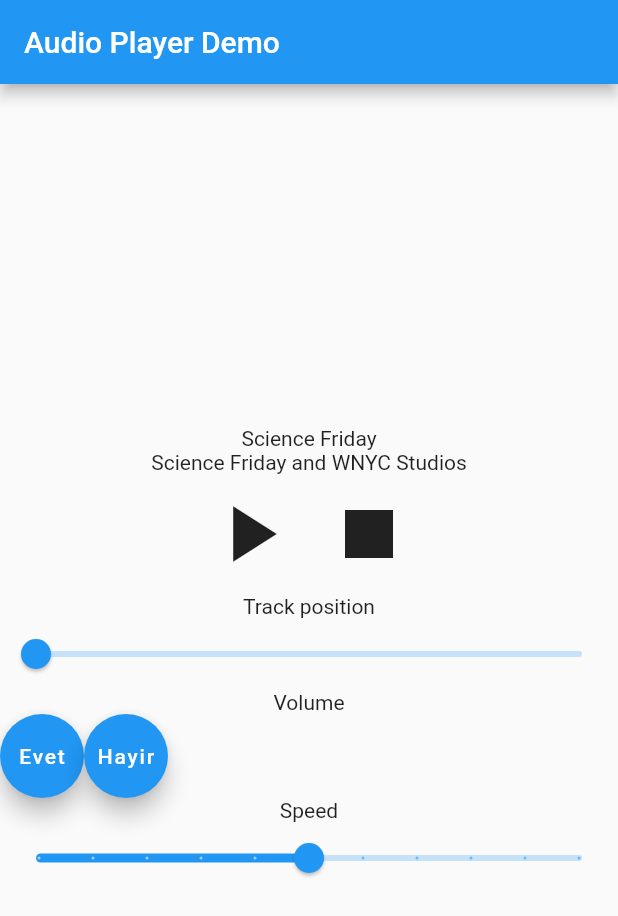
After one commit to kubilaycakmak/dikotik_app, a Flutter app: the screen it shows after launch, after a tap on "AUDIOMETRY", on a phone screen of 412 x 824 dp. The commit adds this screen. Shown: the top 916 px of the screen. Run offline on Flutter 3.47's test engine with Material 2 defaults, Android fonts, the phone set to English and light mode, and no system bars; our stand-ins replace bloc, equatable, flutter_bloc, just_audio, rxdart, wave; missing offline and left inert: volume.

Commit message:
second part

```diff
--- /dev/null
+++ b/lib/pages/audiometry_page.dart
@@ -0,0 +1,320 @@
+import 'package:flutter/material.dart';
+import 'package:just_audio/just_audio.dart';
+import 'package:rxdart/subjects.dart';
+
+class AudiometryPage extends StatefulWidget {
+  @override
+  _AudiometryPageState createState() => _AudiometryPageState();
+}
+
+class _AudiometryPageState extends State<AudiometryPage> {
+  final _volumeSubject = BehaviorSubject.seeded(1.0);
+  final _speedSubject = BehaviorSubject.seeded(1.0);
+  AudioPlayer _player;
+  int currentVolume = 50;
+
+  @override
+  void initState() {
+    super.initState();
+    _player = AudioPlayer();
+    _player.setAsset("assets/audiometry/250hz.wav").catchError((error) {
+      // catch audio error ex: 404 url, wrong url ...
+      print(error);
+    });
+  }
+
+  @override
+  void dispose() {
+    _player.dispose();
+    super.dispose();
+  }
+
+  @override
+  Widget build(BuildContext context) {
+    return MaterialApp(
+      home: Scaffold(
+        appBar: AppBar(
+          title: const Text('Audio Player Demo'),
+        ),
+        body: Center(
+          child: Column(
+            crossAxisAlignment: CrossAxisAlignment.center,
+            mainAxisAlignment: MainAxisAlignment.center,
+            children: [
+              Text("Science Friday"),
+              Text("Science Friday and WNYC Studios"),
+              StreamBuilder<FullAudioPlaybackState>(
+                stream: _player.fullPlaybackStateStream,
+                builder: (context, snapshot) {
+                  final fullState = snapshot.data;
+                  final state = fullState?.state;
+                  final buffering = fullState?.buffering;
+                  return Row(
+                    mainAxisSize: MainAxisSize.min,
+                    children: [
+                      if (state == AudioPlaybackState.connecting ||
+                          buffering == true)
+                        Container(
+                          margin: EdgeInsets.all(8.0),
+                          width: 64.0,
+                          height: 64.0,
+                          child: CircularProgressIndicator(),
+                        )
+                      else if (state == AudioPlaybackState.playing)
+                        IconButton(
+                          icon: Icon(Icons.pause),
+                          iconSize: 64.0,
+                          onPressed: _player.pause,
+                        )
+                      else
+                        IconButton(
+                          icon: Icon(Icons.play_arrow),
+                          iconSize: 64.0,
+                          onPressed: _player.play,
+                        ),
+                      IconButton(
+                        icon: Icon(Icons.stop),
+                        iconSize: 64.0,
+                        onPressed: state == AudioPlaybackState.stopped ||
+                                state == AudioPlaybackState.none
+                            ? null
+                            : _player.stop,
+                      ),
+                    ],
+                  );
+                },
+              ),
+              Text("Track position"),
+              StreamBuilder<Duration>(
+                stream: _player.durationStream,
+                builder: (context, snapshot) {
+                  final duration = snapshot.data ?? Duration.zero;
+                  return StreamBuilder<Duration>(
+                    stream: _player.getPositionStream(),
+                    builder: (context, snapshot) {
+                      var position = snapshot.data ?? Duration.zero;
+                      if (position > duration) {
+                        position = duration;
+                      }
+                      return SeekBar(
+                        duration: duration,
+                        position: position,
+                        onChangeEnd: (newPosition) {
+                          _player.seek(newPosition);
+                        },
+                      );
+                    },
+                  );
+                },
+              ),
+              Text("Volume"),
+              StreamBuilder<double>(
+                  stream: _volumeSubject.stream,
+                  builder: (context, snapshot) => Row(
+                        children: [
+                          FloatingActionButton(
+                              onPressed: () {
+                                setState(() {
+                                  if (currentVolume <= 0) {
+                                    currentVolume = 0;
+                                  } else {
+                                    currentVolume = currentVolume - 10;
+                                  }
+                                  print(currentVolume);
+                                });
+                                _volumeSubject.add(currentVolume.toDouble());
+                                _player.setVolume(currentVolume.toDouble());
+                              },
+                              child: Text('Evet')),
+                          FloatingActionButton(
+                              heroTag: 'hayir',
+                              onPressed: () {
+                                setState(() {
+                                  if (currentVolume > 100) {
+                                    currentVolume = 100;
+                                  } else {
+                                    currentVolume = currentVolume + 10;
+                                  }
+
+                                  print(currentVolume);
+                                });
+                                _volumeSubject.add(currentVolume.toDouble());
+                                _player.setVolume(currentVolume.toDouble());
+                              },
+                              child: Text('Hayir'))
+                        ],
+                      )),
+
+              // Slider(
+              //     divisions: 20,
+              //     min: 0.0,
+              //     max: 2.0,
+              //     value: snapshot.data ?? 1.0,
+              //     onChanged: (value) {
+              //       _volumeSubject.add(value);
+              //       _player.setVolume(value);
+              //     },
+              //   ),
+              Text("Speed"),
+              StreamBuilder<double>(
+                stream: _speedSubject.stream,
+                builder: (context, snapshot) => Slider(
+                  divisions: 10,
+                  min: 0.5,
+                  max: 1.5,
+                  value: snapshot.data ?? 1.0,
+                  onChanged: (value) {
+                    _speedSubject.add(value);
+                    _player.setSpeed(value);
+                  },
+                ),
+              ),
+            ],
+          ),
+        ),
+      ),
+    );
+  }
+}
+
+// class AudiometryPage extends StatefulWidget {
+//   @override
+//   _AudiometryPageState createState() => _AudiometryPageState();
+// }
+
+// class _AudiometryPageState extends State<AudiometryPage> {
+//   AudioManager audioManager;
+//   int maxVol, currentVol;
+
+//   @override
+//   void initState() {
+//     currentVol = 90;
+//     super.initState();
+//     initPlatformState();
+//     audioPlayer.setAsset("assets/sound/woman/wtestSound.mp3");
+//     updateVolumes();
+//   }
+
+//   @override
+//   void dispose() {
+//     audioPlayer.stop();
+//     super.dispose();
+//   }
+
+//   AudioPlayer audioPlayer = AudioPlayer();
+
+//   Future loadWomanSound() async {
+//     // advancedPlayerWoman = await AudioCache().play("sound/$sex/$name.mp3");
+//     audioPlayer.setAsset("assets/audiometry/1Khz90db10sn.wav");
+//   }
+
+//   Future loadManSound() async {
+//     // advancedPlayerWoman = await AudioCache().play("sound/$sex/$name.mp3");
+//     audioPlayer.setAsset("assets/sound/man/mtestSound.mp3");
+//   }
+
+//   Future<void> initPlatformState() async {
+//     await Volume.controlVolume(AudioManager.STREAM_MUSIC);
+//   }
+
+//   updateVolumes() async {
+//     // get Max Volume
+//     maxVol = await Volume.getMaxVol;
+//     // get Current Volume
+//     currentVol = await Volume.getVol;
+//     setState(() {});
+//   }
+
+//   setVol(int i) async {
+//     await Volume.setVol(i);
+//   }
+
+//   @override
+//   Widget build(BuildContext context) {
+//     return Scaffold(
+//       body: Stack(
+//         children: [
+//           Background(),
+//           _buildBody(),
+//         ],
+//       ),
+//     );
+//   }
+
+//   Widget _buildBody() {
+//     return Container(
+//       child: ListView(
+//         children: [
+//           Padding(
+//             padding: const EdgeInsets.all(20.0),
+//             child: Text(
+//               'Audiometry',
+//               style: titleText,
+//               textAlign: TextAlign.center,
+//             ),
+//           ),
+//           Row(
+//             mainAxisAlignment: MainAxisAlignment.spaceEvenly,
+//             children: [
+//               FloatingActionButton(
+//                   onPressed: () {
+//                     setVol(currentVol + 10.toInt());
+//                     updateVolumes();
+//                   },
+//                   child: Text('Evet')),
+//               FloatingActionButton(
+//                   onPressed: () {
+//                     setVol(currentVol - 10.toInt());
+//                     updateVolumes();
+//                   },
+//                   child: Text('Hayir'))
+//             ],
+//           )
+//         ],
+//       ),
+//     );
+//   }
+// }
+class SeekBar extends StatefulWidget {
+  final Duration duration;
+  final Duration position;
+  final ValueChanged<Duration> onChanged;
+  final ValueChanged<Duration> onChangeEnd;
+
+  SeekBar({
+    @required this.duration,
+    @required this.position,
+    this.onChanged,
+    this.onChangeEnd,
+  });
+
+  @override
+  _SeekBarState createState() => _SeekBarState();
+}
+
+class _SeekBarState extends State<SeekBar> {
+  double _dragValue;
+
+  @override
+  Widget build(BuildContext context) {
+    return Slider(
+      min: 0.0,
+      max: widget.duration.inMilliseconds.toDouble(),
+      value: _dragValue ?? widget.position.inMilliseconds.toDouble(),
+      onChanged: (value) {
+        setState(() {
+          _dragValue = value;
+        });
+        if (widget.onChanged != null) {
+          widget.onChanged(Duration(milliseconds: value.round()));
+        }
+      },
+      onChangeEnd: (value) {
+        _dragValue = null;
+        if (widget.onChangeEnd != null) {
+          widget.onChangeEnd(Duration(milliseconds: value.round()));
+        }
+      },
+    );
+  }
+}
--- a/lib/pages/entry_page.dart
+++ b/lib/pages/entry_page.dart
@@ -3,6 +3,7 @@ import 'package:dikotik_app/pages/style/background.dart';
 import 'package:dikotik_app/pages/style/text_style.dart';
 import 'package:flutter/material.dart';
 
+import 'audiometry_page.dart';
 
 class EntryPage extends StatelessWidget {
   @override
@@ -18,7 +19,6 @@ class EntryPage extends StatelessWidget {
     );
   }
 
-
   Widget buildEntryScreen(BuildContext context) {
     return Container(
       padding: const EdgeInsets.symmetric(vertical: 120),
@@ -30,28 +30,33 @@ class EntryPage extends StatelessWidget {
               child: Image(
                 width: 200,
                 color: Colors.white70,
-                  image: AssetImage('assets/images/audio.png', ),
+                image: AssetImage(
+                  'assets/images/audio.png',
+                ),
               ),
             ),
             Container(
               padding: EdgeInsets.symmetric(horizontal: 20, vertical: 10),
               child: Text(
-                'DİKOTİK DİNLEME TESTLERİ',
+                'DİKOTİK DİNLEME',
                 style: titleText,
               ),
             ),
             SizedBox(
               height: 10,
             ),
-            buildButtons(context, 'BAŞLA'),
+            buildButtons(context, 'AUDIOMETRY', 0),
+            SizedBox(
+              height: 10,
+            ),
+            buildButtons(context, 'DİKOTİK DİNLEME TESTLERİ', 1),
           ],
         ),
       ),
     );
   }
 
-
-  Widget buildButtons(BuildContext context, String title) {
+  Widget buildButtons(BuildContext context, String title, int index) {
     return Container(
       width: 300,
       padding: EdgeInsets.symmetric(horizontal: 20),
@@ -66,10 +71,11 @@ class EntryPage extends StatelessWidget {
           style: paragraphText,
         ),
         onPressed: () {
-              Navigator.push(
-                  context,
-                  MaterialPageRoute(
-                      builder: (context) => GetInformationPage()));
+          index == 1
+              ? Navigator.push(context,
+                  MaterialPageRoute(builder: (context) => GetInformationPage()))
+              : Navigator.push(context,
+                  MaterialPageRoute(builder: (context) => AudiometryPage()));
         },
       ),
     );
--- a/pubspec.yaml
+++ b/pubspec.yaml
@@ -22,12 +22,14 @@ dependencies:
   path_provider: ^1.6.5
   intl: ^0.15.8
   wave: ^0.0.8
+
   # The following adds the Cupertino Icons font to your application.
   # Use with the CupertinoIcons class for iOS style icons.
   volume: ^0.1.0
   just_audio: ^0.1.4
   flutter_bloc: ^3.2.0
   equatable: ^1.1.1
+  rxdart: ^0.23.0
 
 dev_dependencies:
   flutter_test:
@@ -52,6 +54,7 @@ flutter:
     - assets/sound1/woman/
     - assets/sound3/man/
     - assets/sound3/woman/
+    - assets/audiometry/
   # An image asset can refer to one or more resolution-specific "variants", see
   # An image asset can refer to one or more resolution-specific "variants", see
   # https://flutter.dev/assets-and-images/#resolution-aware.
```
Also changed, not shown: pubspec.lock, 6 other files. Lines whose indentation alone changed are shown as unchanged.
